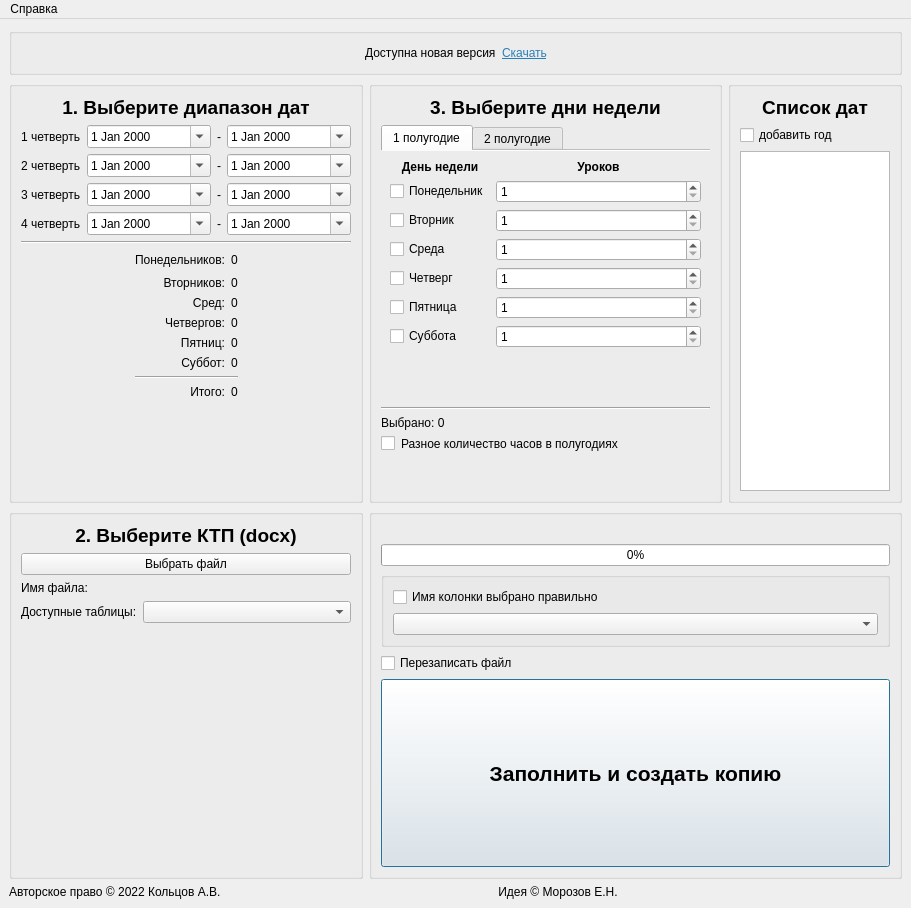
Old version of the form main.ui in the repository RingOV/auto-fill-KTP.
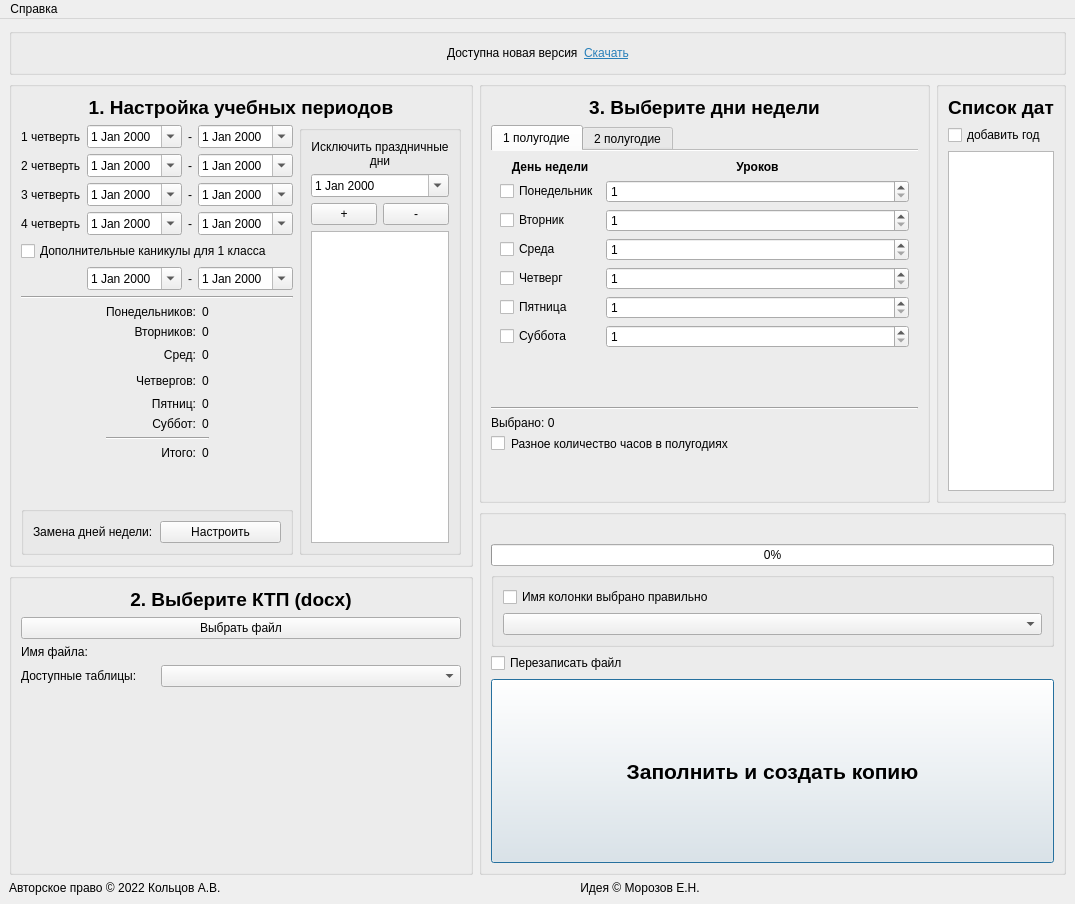
New version of the form.

```diff
--- a/main.ui
+++ b/main.ui
@@ -6,8 +6,8 @@
    <rect>
     <x>0</x>
     <y>0</y>
-    <width>911</width>
-    <height>908</height>
+    <width>1075</width>
+    <height>904</height>
    </rect>
   </property>
   <property name="sizePolicy">
@@ -21,277 +21,16 @@
   </property>
   <widget class="QWidget" name="centralwidget">
    <layout class="QGridLayout" name="gridLayout">
-    <item row="2" column="0">
-     <widget class="QGroupBox" name="frame_3">
-      <property name="sizePolicy">
-       <sizepolicy hsizetype="Minimum" vsizetype="Preferred">
-        <horstretch>0</horstretch>
-        <verstretch>0</verstretch>
-       </sizepolicy>
-      </property>
-      <layout class="QVBoxLayout" name="verticalLayout_3">
+    <item row="1" column="0" rowspan="2">
+     <layout class="QVBoxLayout" name="verticalLayout_9">
        <item>
-        <widget class="QLabel" name="label03">
-         <property name="enabled">
-          <bool>true</bool>
-         </property>
-         <property name="sizePolicy">
-          <sizepolicy hsizetype="Preferred" vsizetype="Fixed">
-           <horstretch>0</horstretch>
-           <verstretch>0</verstretch>
-          </sizepolicy>
-         </property>
-         <property name="font">
-          <font>
-           <pointsize>14</pointsize>
-           <weight>75</weight>
-           <bold>true</bold>
-           <underline>false</underline>
-           <kerning>true</kerning>
-          </font>
-         </property>
-         <property name="layoutDirection">
-          <enum>Qt::LeftToRight</enum>
-         </property>
-         <property name="autoFillBackground">
-          <bool>false</bool>
-         </property>
-         <property name="text">
-          <string>2. Выберите КТП (docx)</string>
-         </property>
-         <property name="textFormat">
-          <enum>Qt::AutoText</enum>
-         </property>
-         <property name="scaledContents">
-          <bool>false</bool>
-         </property>
-         <property name="alignment">
-          <set>Qt::AlignCenter</set>
-         </property>
-        </widget>
-       </item>
-       <item>
-        <widget class="QPushButton" name="pushButton">
-         <property name="sizePolicy">
-          <sizepolicy hsizetype="Preferred" vsizetype="Fixed">
-           <horstretch>0</horstretch>
-           <verstretch>0</verstretch>
-          </sizepolicy>
-         </property>
-         <property name="text">
-          <string>Выбрать файл</string>
-         </property>
-         <property name="autoRepeat">
-          <bool>false</bool>
-         </property>
-         <property name="autoExclusive">
-          <bool>false</bool>
-         </property>
-         <property name="autoDefault">
-          <bool>false</bool>
-         </property>
-         <property name="default">
-          <bool>false</bool>
-         </property>
-         <property name="flat">
-          <bool>false</bool>
-         </property>
-        </widget>
-       </item>
-       <item>
-        <layout class="QHBoxLayout" name="horizontalLayout">
-         <property name="spacing">
-          <number>17</number>
-         </property>
-         <item>
-          <widget class="QLabel" name="label11">
-           <property name="sizePolicy">
-            <sizepolicy hsizetype="Preferred" vsizetype="Preferred">
-             <horstretch>0</horstretch>
-             <verstretch>0</verstretch>
-            </sizepolicy>
-           </property>
-           <property name="text">
-            <string>Имя файла:</string>
-           </property>
-           <property name="alignment">
-            <set>Qt::AlignLeading|Qt::AlignLeft|Qt::AlignTop</set>
-           </property>
-          </widget>
-         </item>
-         <item>
-          <widget class="QLabel" name="label_files">
-           <property name="sizePolicy">
-            <sizepolicy hsizetype="Expanding" vsizetype="Preferred">
-             <horstretch>0</horstretch>
-             <verstretch>0</verstretch>
-            </sizepolicy>
-           </property>
-           <property name="maximumSize">
-            <size>
-             <width>400</width>
-             <height>16777215</height>
-            </size>
-           </property>
-           <property name="text">
-            <string/>
-           </property>
-           <property name="alignment">
-            <set>Qt::AlignLeading|Qt::AlignLeft|Qt::AlignTop</set>
-           </property>
-          </widget>
-         </item>
-        </layout>
-       </item>
-       <item>
-        <layout class="QGridLayout" name="gridLayout_4">
-         <item row="0" column="1">
-          <widget class="QComboBox" name="comboBoxTables">
-           <property name="sizePolicy">
-            <sizepolicy hsizetype="Expanding" vsizetype="Fixed">
-             <horstretch>0</horstretch>
-             <verstretch>0</verstretch>
-            </sizepolicy>
-           </property>
-           <property name="maximumSize">
-            <size>
-             <width>300</width>
-             <height>16777215</height>
-            </size>
-           </property>
-          </widget>
-         </item>
-         <item row="0" column="0">
-          <widget class="QLabel" name="label12">
-           <property name="sizePolicy">
-            <sizepolicy hsizetype="Minimum" vsizetype="Preferred">
-             <horstretch>0</horstretch>
-             <verstretch>0</verstretch>
-            </sizepolicy>
-           </property>
-           <property name="text">
-            <string>Доступные таблицы:</string>
-           </property>
-          </widget>
-         </item>
-        </layout>
-       </item>
-       <item>
-        <widget class="QLabel" name="labelHours">
-         <property name="text">
-          <string/>
-         </property>
-        </widget>
-       </item>
-       <item>
-        <spacer name="verticalSpacer_3">
-         <property name="orientation">
-          <enum>Qt::Vertical</enum>
-         </property>
-         <property name="sizeHint" stdset="0">
-          <size>
-           <width>20</width>
-           <height>40</height>
-          </size>
-         </property>
-        </spacer>
-       </item>
-      </layout>
-     </widget>
-    </item>
-    <item row="4" column="0" colspan="3">
-     <layout class="QHBoxLayout" name="horizontalLayout_2">
-      <item>
-       <widget class="QLabel" name="labelCopyright">
-        <property name="text">
-         <string>Авторское право © 2022 Кольцов А.В.</string>
-        </property>
-       </widget>
-      </item>
-      <item>
-       <widget class="QLabel" name="labelIdea">
-        <property name="sizePolicy">
-         <sizepolicy hsizetype="Expanding" vsizetype="Preferred">
-          <horstretch>0</horstretch>
-          <verstretch>0</verstretch>
-         </sizepolicy>
-        </property>
-        <property name="text">
-         <string>Идея © Морозов Е.Н.</string>
-        </property>
-        <property name="alignment">
-         <set>Qt::AlignCenter</set>
-        </property>
-       </widget>
-      </item>
-      <item>
-       <widget class="QLabel" name="labelVersion">
-        <property name="text">
-         <string/>
-        </property>
-        <property name="alignment">
-         <set>Qt::AlignRight|Qt::AlignTrailing|Qt::AlignVCenter</set>
-        </property>
-       </widget>
-      </item>
-     </layout>
-    </item>
-    <item row="1" column="0">
      <widget class="QGroupBox" name="frame_1">
-      <layout class="QVBoxLayout" name="verticalLayout">
-       <item>
-        <widget class="QLabel" name="label01">
-         <property name="enabled">
-          <bool>true</bool>
-         </property>
-         <property name="font">
-          <font>
-           <pointsize>14</pointsize>
-           <weight>75</weight>
-           <bold>true</bold>
-           <underline>false</underline>
-           <kerning>true</kerning>
-          </font>
-         </property>
-         <property name="layoutDirection">
-          <enum>Qt::LeftToRight</enum>
-         </property>
-         <property name="autoFillBackground">
-          <bool>false</bool>
-         </property>
-         <property name="text">
-          <string>1. Выберите диапазон дат</string>
-         </property>
-         <property name="textFormat">
-          <enum>Qt::AutoText</enum>
-         </property>
-         <property name="scaledContents">
-          <bool>false</bool>
-         </property>
-         <property name="alignment">
-          <set>Qt::AlignCenter</set>
-         </property>
-        </widget>
-       </item>
-       <item>
+        <layout class="QGridLayout" name="gridLayout_7">
+         <item row="1" column="0" rowspan="2" colspan="2">
         <layout class="QGridLayout" name="gridLayout_2">
          <property name="topMargin">
           <number>0</number>
          </property>
-         <item row="3" column="2">
-          <widget class="QLabel" name="label_8">
-           <property name="text">
-            <string>-</string>
-           </property>
-          </widget>
-         </item>
-         <item row="2" column="2">
-          <widget class="QLabel" name="label_7">
-           <property name="text">
-            <string>-</string>
-           </property>
-          </widget>
-         </item>
          <item row="0" column="2">
           <widget class="QLabel" name="label_5">
            <property name="sizePolicy">
@@ -305,28 +44,15 @@
            </property>
           </widget>
          </item>
-         <item row="0" column="3">
-          <widget class="QDateEdit" name="dateEdit1">
-           <property name="sizePolicy">
-            <sizepolicy hsizetype="Expanding" vsizetype="Fixed">
-             <horstretch>0</horstretch>
-             <verstretch>0</verstretch>
-            </sizepolicy>
-           </property>
-           <property name="calendarPopup">
-            <bool>true</bool>
-           </property>
-          </widget>
-         </item>
-         <item row="3" column="0">
-          <widget class="QLabel" name="label3">
+           <item row="1" column="2">
+            <widget class="QLabel" name="label_6">
            <property name="text">
-            <string>4 четверть</string>
+              <string>-</string>
            </property>
           </widget>
          </item>
-         <item row="1" column="1">
-          <widget class="QDateEdit" name="dateEdit2">
+           <item row="5" column="1">
+            <widget class="QDateEdit" name="dateEdit8">
            <property name="sizePolicy">
             <sizepolicy hsizetype="Preferred" vsizetype="Fixed">
              <horstretch>0</horstretch>
@@ -351,8 +77,8 @@
            </property>
           </widget>
          </item>
-         <item row="1" column="3">
-          <widget class="QDateEdit" name="dateEdit3">
+           <item row="3" column="3">
+            <widget class="QDateEdit" name="dateEdit7">
            <property name="sizePolicy">
             <sizepolicy hsizetype="Preferred" vsizetype="Fixed">
              <horstretch>0</horstretch>
@@ -377,43 +103,64 @@
            </property>
           </widget>
          </item>
-         <item row="1" column="0">
-          <widget class="QLabel" name="label1">
+           <item row="5" column="3">
+            <widget class="QDateEdit" name="dateEdit9">
+             <property name="sizePolicy">
+              <sizepolicy hsizetype="Preferred" vsizetype="Fixed">
+               <horstretch>0</horstretch>
+               <verstretch>0</verstretch>
+              </sizepolicy>
+             </property>
+             <property name="calendarPopup">
+              <bool>true</bool>
+             </property>
+            </widget>
+           </item>
+           <item row="2" column="2">
+            <widget class="QLabel" name="label_7">
            <property name="text">
-            <string>2 четверть</string>
+              <string>-</string>
            </property>
           </widget>
          </item>
-         <item row="0" column="1">
-          <widget class="QDateEdit" name="dateEdit0">
+           <item row="4" column="0" colspan="4">
+            <widget class="QCheckBox" name="checkBox1klass">
+             <property name="text">
+              <string>Дополнительные каникулы для 1 класса</string>
+             </property>
+            </widget>
+           </item>
+           <item row="5" column="2">
+            <widget class="QLabel" name="label1klass">
+             <property name="text">
+              <string>-</string>
+             </property>
+            </widget>
+           </item>
+           <item row="3" column="2">
+            <widget class="QLabel" name="label_8">
+             <property name="text">
+              <string>-</string>
+             </property>
+            </widget>
+           </item>
+           <item row="1" column="3">
+            <widget class="QDateEdit" name="dateEdit3">
+             <property name="sizePolicy">
+              <sizepolicy hsizetype="Preferred" vsizetype="Fixed">
+               <horstretch>0</horstretch>
+               <verstretch>0</verstretch>
+              </sizepolicy>
+             </property>
+             <property name="calendarPopup">
+              <bool>true</bool>
+             </property>
+            </widget>
+           </item>
+           <item row="0" column="3">
+            <widget class="QDateEdit" name="dateEdit1">
            <property name="sizePolicy">
             <sizepolicy hsizetype="Expanding" vsizetype="Fixed">
-             <horstretch>0</horstretch>
-             <verstretch>0</verstretch>
-            </sizepolicy>
-           </property>
-           <property name="autoFillBackground">
-            <bool>false</bool>
-           </property>
-           <property name="styleSheet">
-            <string notr="true"/>
-           </property>
-           <property name="calendarPopup">
-            <bool>true</bool>
-           </property>
-          </widget>
-         </item>
-         <item row="1" column="2">
-          <widget class="QLabel" name="label_6">
-           <property name="text">
-            <string>-</string>
-           </property>
-          </widget>
-         </item>
-         <item row="3" column="3">
-          <widget class="QDateEdit" name="dateEdit7">
-           <property name="sizePolicy">
-            <sizepolicy hsizetype="Preferred" vsizetype="Fixed">
              <horstretch>0</horstretch>
              <verstretch>0</verstretch>
             </sizepolicy>
@@ -436,6 +183,52 @@
            </property>
           </widget>
          </item>
+           <item row="0" column="1">
+            <widget class="QDateEdit" name="dateEdit0">
+             <property name="sizePolicy">
+              <sizepolicy hsizetype="Expanding" vsizetype="Fixed">
+               <horstretch>0</horstretch>
+               <verstretch>0</verstretch>
+              </sizepolicy>
+             </property>
+             <property name="autoFillBackground">
+              <bool>false</bool>
+             </property>
+             <property name="styleSheet">
+              <string notr="true"/>
+             </property>
+             <property name="calendarPopup">
+              <bool>true</bool>
+             </property>
+            </widget>
+           </item>
+           <item row="1" column="0">
+            <widget class="QLabel" name="label1">
+             <property name="text">
+              <string>2 четверть</string>
+             </property>
+            </widget>
+           </item>
+           <item row="3" column="0">
+            <widget class="QLabel" name="label3">
+             <property name="text">
+              <string>4 четверть</string>
+             </property>
+            </widget>
+           </item>
+           <item row="3" column="1">
+            <widget class="QDateEdit" name="dateEdit6">
+             <property name="sizePolicy">
+              <sizepolicy hsizetype="Preferred" vsizetype="Fixed">
+               <horstretch>0</horstretch>
+               <verstretch>0</verstretch>
+              </sizepolicy>
+             </property>
+             <property name="calendarPopup">
+              <bool>true</bool>
+             </property>
+            </widget>
+           </item>
          <item row="2" column="0">
           <widget class="QLabel" name="label2">
            <property name="text">
@@ -443,8 +236,8 @@
            </property>
           </widget>
          </item>
-         <item row="3" column="1">
-          <widget class="QDateEdit" name="dateEdit6">
+           <item row="1" column="1">
+            <widget class="QDateEdit" name="dateEdit2">
            <property name="sizePolicy">
             <sizepolicy hsizetype="Preferred" vsizetype="Fixed">
              <horstretch>0</horstretch>
@@ -458,15 +251,131 @@
          </item>
         </layout>
        </item>
-       <item>
+         <item row="3" column="0" colspan="2">
         <widget class="Line" name="line">
          <property name="orientation">
           <enum>Qt::Horizontal</enum>
          </property>
         </widget>
        </item>
+         <item row="1" column="2" rowspan="4">
+          <widget class="QGroupBox" name="groupBox">
+           <property name="sizePolicy">
+            <sizepolicy hsizetype="Fixed" vsizetype="Preferred">
+             <horstretch>140</horstretch>
+             <verstretch>0</verstretch>
+            </sizepolicy>
+           </property>
+           <property name="title">
+            <string/>
+           </property>
+           <layout class="QVBoxLayout" name="verticalLayout">
        <item>
+             <widget class="QLabel" name="label_2">
+              <property name="text">
+               <string>Исключить праздничные дни</string>
+              </property>
+              <property name="alignment">
+               <set>Qt::AlignCenter</set>
+              </property>
+              <property name="wordWrap">
+               <bool>true</bool>
+              </property>
+             </widget>
+            </item>
+            <item>
+             <widget class="QDateEdit" name="dateEditHoliday">
+              <property name="sizePolicy">
+               <sizepolicy hsizetype="Ignored" vsizetype="Fixed">
+                <horstretch>0</horstretch>
+                <verstretch>0</verstretch>
+               </sizepolicy>
+              </property>
+              <property name="frame">
+               <bool>true</bool>
+              </property>
+              <property name="readOnly">
+               <bool>false</bool>
+              </property>
+              <property name="calendarPopup">
+               <bool>true</bool>
+              </property>
+             </widget>
+            </item>
+            <item>
+             <layout class="QHBoxLayout" name="horizontalLayout_5">
+              <item>
+               <widget class="QPushButton" name="pushButtonAddHoliday">
+                <property name="sizePolicy">
+                 <sizepolicy hsizetype="Ignored" vsizetype="Fixed">
+                  <horstretch>0</horstretch>
+                  <verstretch>0</verstretch>
+                 </sizepolicy>
+                </property>
+                <property name="text">
+                 <string>+</string>
+                </property>
+               </widget>
+              </item>
+              <item>
+               <widget class="QPushButton" name="pushButtonDeleteHoliday">
+                <property name="sizePolicy">
+                 <sizepolicy hsizetype="Ignored" vsizetype="Fixed">
+                  <horstretch>0</horstretch>
+                  <verstretch>0</verstretch>
+                 </sizepolicy>
+                </property>
+                <property name="text">
+                 <string>-</string>
+                </property>
+               </widget>
+              </item>
+             </layout>
+            </item>
+            <item>
+             <widget class="QListWidget" name="listWidgetHolidays">
+              <property name="sizePolicy">
+               <sizepolicy hsizetype="Ignored" vsizetype="Expanding">
+                <horstretch>0</horstretch>
+                <verstretch>0</verstretch>
+               </sizepolicy>
+              </property>
+              <property name="maximumSize">
+               <size>
+                <width>140</width>
+                <height>16777215</height>
+               </size>
+              </property>
+             </widget>
+            </item>
+           </layout>
+          </widget>
+         </item>
+         <item row="4" column="0" colspan="2">
         <layout class="QGridLayout" name="gridLayout_5">
+           <item row="8" column="1">
+            <spacer name="verticalSpacer">
+             <property name="orientation">
+              <enum>Qt::Vertical</enum>
+             </property>
+             <property name="sizeHint" stdset="0">
+              <size>
+               <width>20</width>
+               <height>40</height>
+              </size>
+             </property>
+            </spacer>
+           </item>
+           <item row="3" column="1">
+            <widget class="QLabel" name="label7">
+             <property name="text">
+              <string>Четвергов:</string>
+             </property>
+             <property name="alignment">
+              <set>Qt::AlignRight|Qt::AlignTrailing|Qt::AlignVCenter</set>
+             </property>
+            </widget>
+           </item>
          <item row="1" column="2">
           <widget class="QLabel" name="weekday1">
            <property name="text">
@@ -474,30 +383,23 @@
            </property>
           </widget>
          </item>
-         <item row="2" column="2">
-          <widget class="QLabel" name="weekday2">
-           <property name="text">
-            <string>0</string>
-           </property>
-          </widget>
-         </item>
-         <item row="1" column="1">
-          <widget class="QLabel" name="label5">
-           <property name="text">
-            <string>Вторников:</string>
-           </property>
-           <property name="alignment">
-            <set>Qt::AlignRight|Qt::AlignTrailing|Qt::AlignVCenter</set>
-           </property>
-          </widget>
-         </item>
-         <item row="0" column="1">
-          <widget class="QLabel" name="label4">
-           <property name="text">
-            <string>Понедельников:</string>
-           </property>
-           <property name="alignment">
-            <set>Qt::AlignRight|Qt::AlignTrailing|Qt::AlignVCenter</set>
+           <item row="2" column="0">
+            <spacer name="horizontalSpacer_2">
+             <property name="orientation">
+              <enum>Qt::Horizontal</enum>
+             </property>
+             <property name="sizeHint" stdset="0">
+              <size>
+               <width>40</width>
+               <height>20</height>
+              </size>
+             </property>
+            </spacer>
+           </item>
+           <item row="6" column="1" colspan="2">
+            <widget class="Line" name="line_2">
+             <property name="orientation">
+              <enum>Qt::Horizontal</enum>
            </property>
           </widget>
          </item>
@@ -511,6 +413,16 @@
            </property>
           </widget>
          </item>
+           <item row="1" column="1">
+            <widget class="QLabel" name="label5">
+             <property name="text">
+              <string>Вторников:</string>
+             </property>
+             <property name="alignment">
+              <set>Qt::AlignRight|Qt::AlignTrailing|Qt::AlignVCenter</set>
+             </property>
+            </widget>
+           </item>
          <item row="0" column="2">
           <widget class="QLabel" name="weekday0">
            <property name="text">
@@ -518,6 +430,16 @@
            </property>
           </widget>
          </item>
+           <item row="2" column="1">
+            <widget class="QLabel" name="label6">
+             <property name="text">
+              <string>Сред:</string>
+             </property>
+             <property name="alignment">
+              <set>Qt::AlignRight|Qt::AlignTrailing|Qt::AlignVCenter</set>
+             </property>
+            </widget>
+           </item>
          <item row="7" column="2">
           <widget class="QLabel" name="label_all_days">
            <property name="text">
@@ -525,6 +447,27 @@
            </property>
           </widget>
          </item>
+           <item row="2" column="2">
+            <widget class="QLabel" name="weekday2">
+             <property name="text">
+              <string>0</string>
+             </property>
+            </widget>
+           </item>
+           <item row="5" column="2">
+            <widget class="QLabel" name="weekday5">
+             <property name="text">
+              <string>0</string>
+             </property>
+            </widget>
+           </item>
+           <item row="3" column="2">
+            <widget class="QLabel" name="weekday3">
+             <property name="text">
+              <string>0</string>
+             </property>
+            </widget>
+           </item>
          <item row="4" column="1">
           <widget class="QLabel" name="label8">
            <property name="text">
@@ -535,23 +478,6 @@
            </property>
           </widget>
          </item>
-         <item row="2" column="1">
-          <widget class="QLabel" name="label6">
-           <property name="text">
-            <string>Сред:</string>
-           </property>
-           <property name="alignment">
-            <set>Qt::AlignRight|Qt::AlignTrailing|Qt::AlignVCenter</set>
-           </property>
-          </widget>
-         </item>
-         <item row="5" column="2">
-          <widget class="QLabel" name="weekday5">
-           <property name="text">
-            <string>0</string>
-           </property>
-          </widget>
-         </item>
          <item row="4" column="2">
           <widget class="QLabel" name="weekday4">
            <property name="text">
@@ -569,17 +495,17 @@
            </property>
           </widget>
          </item>
-         <item row="3" column="1">
-          <widget class="QLabel" name="label7">
+           <item row="0" column="1">
+            <widget class="QLabel" name="label4">
            <property name="text">
-            <string>Четвергов:</string>
+              <string>Понедельников:</string>
            </property>
            <property name="alignment">
             <set>Qt::AlignRight|Qt::AlignTrailing|Qt::AlignVCenter</set>
            </property>
           </widget>
          </item>
-         <item row="0" column="3">
+           <item row="3" column="3">
           <spacer name="horizontalSpacer">
            <property name="orientation">
             <enum>Qt::Horizontal</enum>
@@ -592,37 +518,232 @@
            </property>
           </spacer>
          </item>
-         <item row="3" column="2">
-          <widget class="QLabel" name="weekday3">
+           <item row="9" column="0" colspan="4">
+            <widget class="QGroupBox" name="groupBox_2">
+             <property name="title">
+              <string/>
+             </property>
+             <layout class="QHBoxLayout" name="horizontalLayout_6">
+              <item>
+               <widget class="QLabel" name="labelReplace">
            <property name="text">
-            <string>0</string>
+                 <string>Замена дней недели:</string>
            </property>
           </widget>
          </item>
-         <item row="6" column="1" colspan="2">
-          <widget class="Line" name="line_2">
-           <property name="orientation">
-            <enum>Qt::Horizontal</enum>
+              <item>
+               <widget class="QPushButton" name="pushButtonReplace">
+                <property name="text">
+                 <string>Настроить</string>
+                </property>
+               </widget>
+              </item>
+             </layout>
+            </widget>
+           </item>
+          </layout>
+         </item>
+         <item row="0" column="0" colspan="3">
+          <widget class="QLabel" name="label01">
+           <property name="enabled">
+            <bool>true</bool>
+           </property>
+           <property name="font">
+            <font>
+             <pointsize>14</pointsize>
+             <weight>75</weight>
+             <bold>true</bold>
+             <underline>false</underline>
+             <kerning>true</kerning>
+            </font>
+           </property>
+           <property name="layoutDirection">
+            <enum>Qt::LeftToRight</enum>
+           </property>
+           <property name="autoFillBackground">
+            <bool>false</bool>
+           </property>
+           <property name="text">
+            <string>1. Настройка учебных периодов</string>
+           </property>
+           <property name="textFormat">
+            <enum>Qt::AutoText</enum>
+           </property>
+           <property name="scaledContents">
+            <bool>false</bool>
+           </property>
+           <property name="alignment">
+            <set>Qt::AlignCenter</set>
+           </property>
+          </widget>
+         </item>
+        </layout>
+       </widget>
+      </item>
+      <item>
+       <widget class="QGroupBox" name="frame_3">
+        <property name="sizePolicy">
+         <sizepolicy hsizetype="Minimum" vsizetype="Preferred">
+          <horstretch>0</horstretch>
+          <verstretch>0</verstretch>
+         </sizepolicy>
+        </property>
+        <layout class="QVBoxLayout" name="verticalLayout_3">
+         <item>
+          <widget class="QLabel" name="label03">
+           <property name="enabled">
+            <bool>true</bool>
+           </property>
+           <property name="sizePolicy">
+            <sizepolicy hsizetype="Preferred" vsizetype="Fixed">
+             <horstretch>0</horstretch>
+             <verstretch>0</verstretch>
+            </sizepolicy>
+           </property>
+           <property name="font">
+            <font>
+             <pointsize>14</pointsize>
+             <weight>75</weight>
+             <bold>true</bold>
+             <underline>false</underline>
+             <kerning>true</kerning>
+            </font>
+           </property>
+           <property name="layoutDirection">
+            <enum>Qt::LeftToRight</enum>
+           </property>
+           <property name="autoFillBackground">
+            <bool>false</bool>
+           </property>
+           <property name="text">
+            <string>2. Выберите КТП (docx)</string>
+           </property>
+           <property name="textFormat">
+            <enum>Qt::AutoText</enum>
+           </property>
+           <property name="scaledContents">
+            <bool>false</bool>
+           </property>
+           <property name="alignment">
+            <set>Qt::AlignCenter</set>
+           </property>
+          </widget>
+         </item>
+         <item>
+          <widget class="QPushButton" name="pushButton">
+           <property name="sizePolicy">
+            <sizepolicy hsizetype="Preferred" vsizetype="Fixed">
+             <horstretch>0</horstretch>
+             <verstretch>0</verstretch>
+            </sizepolicy>
+           </property>
+           <property name="text">
+            <string>Выбрать файл</string>
+           </property>
+           <property name="autoRepeat">
+            <bool>false</bool>
+           </property>
+           <property name="autoExclusive">
+            <bool>false</bool>
+           </property>
+           <property name="autoDefault">
+            <bool>false</bool>
+           </property>
+           <property name="default">
+            <bool>false</bool>
+           </property>
+           <property name="flat">
+            <bool>false</bool>
+           </property>
+          </widget>
+         </item>
+         <item>
+          <layout class="QHBoxLayout" name="horizontalLayout">
+           <property name="spacing">
+            <number>17</number>
+           </property>
+           <item>
+            <widget class="QLabel" name="label11">
+             <property name="sizePolicy">
+              <sizepolicy hsizetype="Preferred" vsizetype="Preferred">
+               <horstretch>0</horstretch>
+               <verstretch>0</verstretch>
+              </sizepolicy>
+             </property>
+             <property name="text">
+              <string>Имя файла:</string>
+             </property>
+             <property name="alignment">
+              <set>Qt::AlignLeading|Qt::AlignLeft|Qt::AlignTop</set>
+             </property>
+            </widget>
+           </item>
+           <item>
+            <widget class="QLabel" name="label_files">
+             <property name="sizePolicy">
+              <sizepolicy hsizetype="Expanding" vsizetype="Preferred">
+               <horstretch>0</horstretch>
+               <verstretch>0</verstretch>
+              </sizepolicy>
+             </property>
+             <property name="maximumSize">
+              <size>
+               <width>400</width>
+               <height>16777215</height>
+              </size>
+             </property>
+             <property name="text">
+              <string/>
+             </property>
+             <property name="alignment">
+              <set>Qt::AlignLeading|Qt::AlignLeft|Qt::AlignTop</set>
+             </property>
+            </widget>
+           </item>
+          </layout>
+         </item>
+         <item>
+          <layout class="QGridLayout" name="gridLayout_4">
+           <item row="0" column="1">
+            <widget class="QComboBox" name="comboBoxTables">
+             <property name="sizePolicy">
+              <sizepolicy hsizetype="Expanding" vsizetype="Fixed">
+               <horstretch>0</horstretch>
+               <verstretch>0</verstretch>
+              </sizepolicy>
+             </property>
+             <property name="maximumSize">
+              <size>
+               <width>300</width>
+               <height>16777215</height>
+              </size>
            </property>
           </widget>
          </item>
          <item row="0" column="0">
-          <spacer name="horizontalSpacer_2">
-           <property name="orientation">
-            <enum>Qt::Horizontal</enum>
-           </property>
-           <property name="sizeHint" stdset="0">
-            <size>
-             <width>40</width>
-             <height>20</height>
-            </size>
-           </property>
-          </spacer>
+            <widget class="QLabel" name="label12">
+             <property name="sizePolicy">
+              <sizepolicy hsizetype="Minimum" vsizetype="Preferred">
+               <horstretch>0</horstretch>
+               <verstretch>0</verstretch>
+              </sizepolicy>
+             </property>
+             <property name="text">
+              <string>Доступные таблицы:</string>
+             </property>
+            </widget>
          </item>
         </layout>
        </item>
        <item>
-        <spacer name="verticalSpacer">
+          <widget class="QLabel" name="labelHours">
+           <property name="text">
+            <string/>
+           </property>
+          </widget>
+         </item>
+         <item>
+          <spacer name="verticalSpacer_3">
          <property name="orientation">
           <enum>Qt::Vertical</enum>
          </property>
@@ -636,6 +757,8 @@
        </item>
       </layout>
      </widget>
+      </item>
+     </layout>
     </item>
     <item row="1" column="1">
      <widget class="QGroupBox" name="frame_2">
@@ -698,13 +821,6 @@
           <layout class="QVBoxLayout" name="verticalLayout_7">
            <item>
             <layout class="QGridLayout" name="gridLayout_3">
-             <item row="4" column="0">
-              <widget class="QCheckBox" name="checkBoxWeek3">
-               <property name="text">
-                <string>Четверг</string>
-               </property>
-              </widget>
-             </item>
              <item row="4" column="1">
               <widget class="QSpinBox" name="spinBoxWeek3">
                <property name="minimum">
@@ -715,23 +831,6 @@
                </property>
               </widget>
              </item>
-             <item row="3" column="0">
-              <widget class="QCheckBox" name="checkBoxWeek2">
-               <property name="text">
-                <string>Среда</string>
-               </property>
-              </widget>
-             </item>
-             <item row="5" column="1">
-              <widget class="QSpinBox" name="spinBoxWeek4">
-               <property name="minimum">
-                <number>1</number>
-               </property>
-               <property name="maximum">
-                <number>2</number>
-               </property>
-              </widget>
-             </item>
              <item row="2" column="0">
               <widget class="QCheckBox" name="checkBoxWeek1">
                <property name="text">
@@ -739,6 +838,30 @@
                </property>
               </widget>
              </item>
+             <item row="3" column="0">
+              <widget class="QCheckBox" name="checkBoxWeek2">
+               <property name="text">
+                <string>Среда</string>
+               </property>
+              </widget>
+             </item>
+             <item row="1" column="1">
+              <widget class="QSpinBox" name="spinBoxWeek0">
+               <property name="minimum">
+                <number>1</number>
+               </property>
+               <property name="maximum">
+                <number>2</number>
+               </property>
+              </widget>
+             </item>
+             <item row="4" column="0">
+              <widget class="QCheckBox" name="checkBoxWeek3">
+               <property name="text">
+                <string>Четверг</string>
+               </property>
+              </widget>
+             </item>
              <item row="3" column="1">
               <widget class="QSpinBox" name="spinBoxWeek2">
                <property name="minimum">
@@ -749,16 +872,6 @@
                </property>
               </widget>
              </item>
-             <item row="6" column="1">
-              <widget class="QSpinBox" name="spinBoxWeek5">
-               <property name="minimum">
-                <number>1</number>
-               </property>
-               <property name="maximum">
-                <number>2</number>
-               </property>
-              </widget>
-             </item>
              <item row="2" column="1">
               <widget class="QSpinBox" name="spinBoxWeek1">
                <property name="minimum">
@@ -769,6 +882,16 @@
                </property>
               </widget>
              </item>
+             <item row="6" column="1">
+              <widget class="QSpinBox" name="spinBoxWeek5">
+               <property name="minimum">
+                <number>1</number>
+               </property>
+               <property name="maximum">
+                <number>2</number>
+               </property>
+              </widget>
+             </item>
              <item row="5" column="0">
               <widget class="QCheckBox" name="checkBoxWeek4">
                <property name="text">
@@ -776,22 +899,6 @@
                </property>
               </widget>
              </item>
-             <item row="0" column="1">
-              <widget class="QLabel" name="label_15">
-               <property name="font">
-                <font>
-                 <weight>75</weight>
-                 <bold>true</bold>
-                </font>
-               </property>
-               <property name="text">
-                <string>Уроков</string>
-               </property>
-               <property name="alignment">
-                <set>Qt::AlignCenter</set>
-               </property>
-              </widget>
-             </item>
              <item row="0" column="0">
               <widget class="QLabel" name="label_14">
                <property name="font">
@@ -808,6 +915,16 @@
                </property>
               </widget>
              </item>
+             <item row="5" column="1">
+              <widget class="QSpinBox" name="spinBoxWeek4">
+               <property name="minimum">
+                <number>1</number>
+               </property>
+               <property name="maximum">
+                <number>2</number>
+               </property>
+              </widget>
+             </item>
              <item row="6" column="0">
               <widget class="QCheckBox" name="checkBoxWeek5">
                <property name="text">
@@ -815,16 +932,6 @@
                </property>
               </widget>
              </item>
-             <item row="1" column="1">
-              <widget class="QSpinBox" name="spinBoxWeek0">
-               <property name="minimum">
-                <number>1</number>
-               </property>
-               <property name="maximum">
-                <number>2</number>
-               </property>
-              </widget>
-             </item>
              <item row="1" column="0">
               <widget class="QCheckBox" name="checkBoxWeek0">
                <property name="sizePolicy">
@@ -838,6 +945,22 @@
                </property>
               </widget>
              </item>
+             <item row="0" column="1">
+              <widget class="QLabel" name="label_15">
+               <property name="font">
+                <font>
+                 <weight>75</weight>
+                 <bold>true</bold>
+                </font>
+               </property>
+               <property name="text">
+                <string>Уроков</string>
+               </property>
+               <property name="alignment">
+                <set>Qt::AlignCenter</set>
+               </property>
+              </widget>
+             </item>
             </layout>
            </item>
            <item>
@@ -1131,14 +1254,14 @@
        <item>
         <widget class="QPlainTextEdit" name="plainTextEdit">
          <property name="sizePolicy">
-          <sizepolicy hsizetype="Fixed" vsizetype="Expanding">
-           <horstretch>0</horstretch>
+          <sizepolicy hsizetype="Ignored" vsizetype="Expanding">
+           <horstretch>140</horstretch>
            <verstretch>0</verstretch>
           </sizepolicy>
          </property>
          <property name="maximumSize">
           <size>
-           <width>150</width>
+           <width>140</width>
            <height>16777215</height>
           </size>
          </property>
@@ -1316,6 +1439,43 @@
       </layout>
      </widget>
     </item>
+    <item row="3" column="0" colspan="3">
+     <layout class="QHBoxLayout" name="horizontalLayout_2">
+      <item>
+       <widget class="QLabel" name="labelCopyright">
+        <property name="text">
+         <string>Авторское право © 2022 Кольцов А.В.</string>
+        </property>
+       </widget>
+      </item>
+      <item>
+       <widget class="QLabel" name="labelIdea">
+        <property name="sizePolicy">
+         <sizepolicy hsizetype="Expanding" vsizetype="Preferred">
+          <horstretch>0</horstretch>
+          <verstretch>0</verstretch>
+         </sizepolicy>
+        </property>
+        <property name="text">
+         <string>Идея © Морозов Е.Н.</string>
+        </property>
+        <property name="alignment">
+         <set>Qt::AlignCenter</set>
+        </property>
+       </widget>
+      </item>
+      <item>
+       <widget class="QLabel" name="labelVersion">
+        <property name="text">
+         <string/>
+        </property>
+        <property name="alignment">
+         <set>Qt::AlignRight|Qt::AlignTrailing|Qt::AlignVCenter</set>
+        </property>
+       </widget>
+      </item>
+     </layout>
+    </item>
     <item row="0" column="0" colspan="3">
      <widget class="QGroupBox" name="groupBoxNewVer">
       <property name="title">
@@ -1381,7 +1541,7 @@
     <rect>
      <x>0</x>
      <y>0</y>
-     <width>911</width>
+     <width>1075</width>
      <height>33</height>
     </rect>
    </property>
```
Lines whose indentation alone changed are shown as unchanged.
